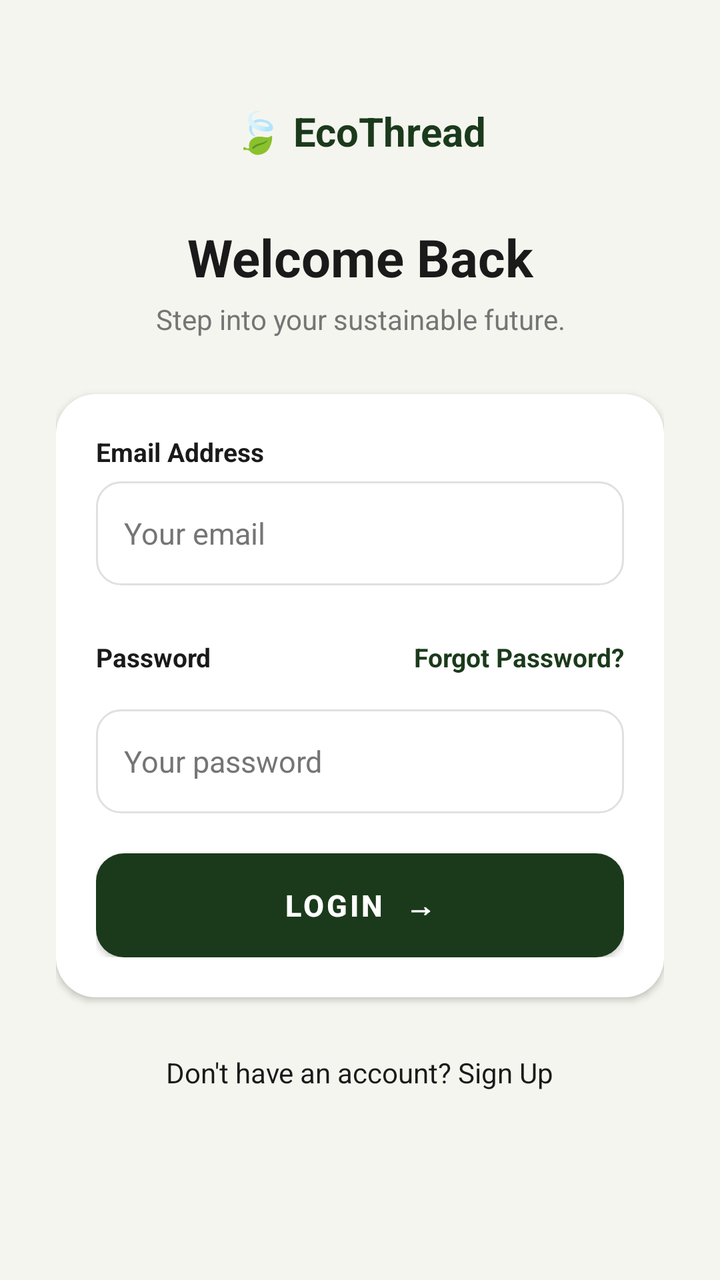
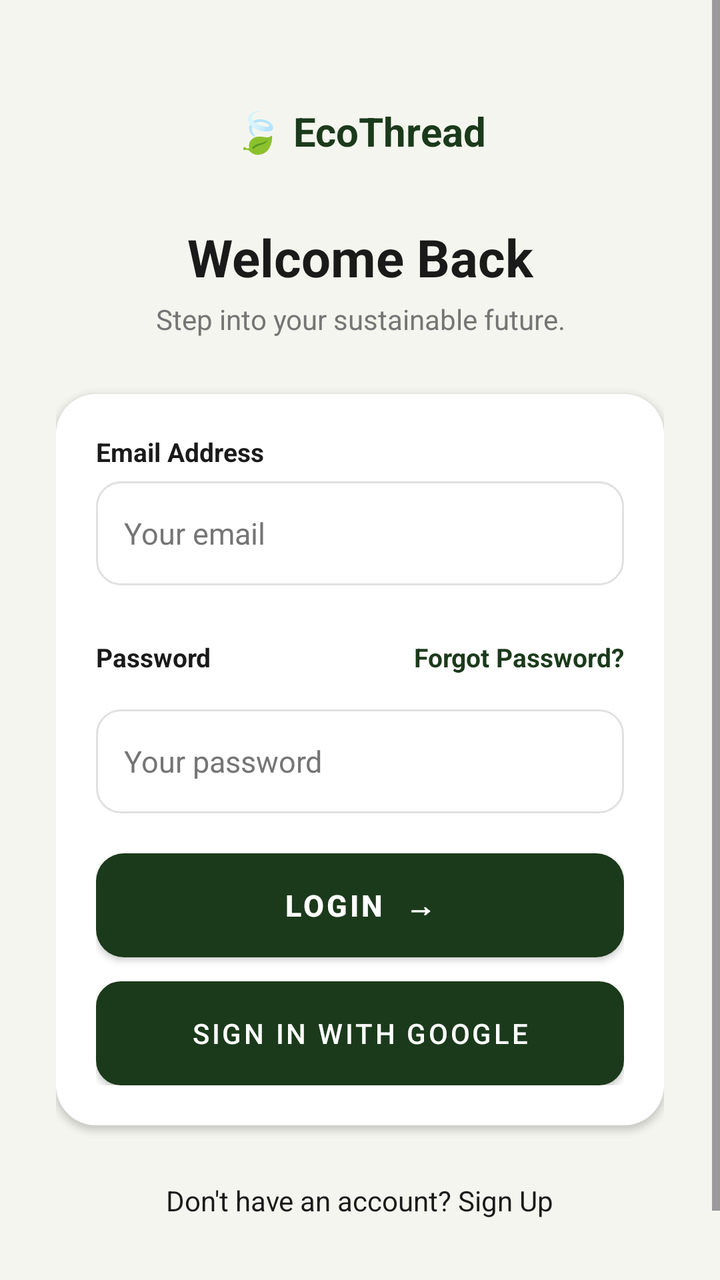

Two renders of the same Android screen: before a commit and after it. Below are the layout's source before the change and the commit's diff.
<!-- AndroidManifest.xml: application theme Theme.ClothingRecycleApp -->
<!-- res/layout/activity_login.xml -->
<?xml version="1.0" encoding="utf-8"?>
<ScrollView xmlns:android="http://schemas.android.com/apk/res/android"
    android:layout_width="match_parent"
    android:layout_height="match_parent"
    android:background="@color/eco_cream_bg"
    android:fillViewport="true">

    <LinearLayout
        android:layout_width="match_parent"
        android:layout_height="wrap_content"
        android:orientation="vertical"
        android:padding="28dp">

        <TextView
            android:layout_width="wrap_content"
            android:layout_height="wrap_content"
            android:layout_gravity="center_horizontal"
            android:layout_marginTop="24dp"
            android:text="🍃 EcoThread"
            android:textSize="20sp"
            android:textStyle="bold"
            android:textColor="@color/eco_dark_green" />

        <TextView
            android:layout_width="match_parent"
            android:layout_height="wrap_content"
            android:layout_marginTop="32dp"
            android:gravity="center_horizontal"
            android:text="Welcome Back"
            android:textSize="26sp"
            android:textStyle="bold"
            android:textColor="@color/eco_text_dark" />

        <TextView
            android:layout_width="match_parent"
            android:layout_height="wrap_content"
            android:layout_marginTop="4dp"
            android:gravity="center_horizontal"
            android:text="Step into your sustainable future."
            android:textSize="14sp"
            android:textColor="@color/eco_text_gray" />

        <LinearLayout
            android:layout_width="match_parent"
            android:layout_height="wrap_content"
            android:orientation="vertical"
            android:background="@drawable/bg_card"
            android:padding="20dp"
            android:layout_marginTop="28dp"
            android:elevation="2dp">

            <TextView
                android:layout_width="wrap_content"
                android:layout_height="wrap_content"
                android:text="Email Address"
                android:textSize="13sp"
                android:textStyle="bold"
                android:textColor="@color/eco_text_dark"
                android:layout_marginBottom="6dp" />

            <EditText
                android:id="@+id/etEmail"
                style="@style/Widget.App.Input"
                android:layout_width="match_parent"
                android:layout_height="wrap_content"
                android:hint="Your email"
                android:inputType="textEmailAddress"
                android:layout_marginBottom="16dp" />

            <RelativeLayout
                android:layout_width="match_parent"
                android:layout_height="wrap_content"
                android:layout_marginBottom="6dp">

                <TextView
                    android:layout_width="wrap_content"
                    android:layout_height="wrap_content"
                    android:layout_centerVertical="true"
                    android:text="Password"
                    android:textSize="13sp"
                    android:textStyle="bold"
                    android:textColor="@color/eco_text_dark" />

                <TextView
                    android:id="@+id/tvForgotPassword"
                    android:layout_width="wrap_content"
                    android:layout_height="wrap_content"
                    android:layout_alignParentEnd="true"
                    android:minHeight="40dp"
                    android:gravity="center_vertical"
                    android:paddingStart="8dp"
                    android:text="Forgot Password?"
                    android:textSize="13sp"
                    android:textStyle="bold"
                    android:textColor="@color/eco_dark_green" />
            </RelativeLayout>

            <EditText
                android:id="@+id/etPassword"
                style="@style/Widget.App.Input"
                android:layout_width="match_parent"
                android:layout_height="wrap_content"
                android:hint="Your password"
                android:inputType="textPassword"
                android:layout_marginBottom="20dp" />

            <Button
                android:id="@+id/btnLogin"
                android:layout_width="match_parent"
                android:layout_height="52dp"
                android:background="@drawable/bg_button_primary"
                android:text="Login  →"
                android:textColor="@color/eco_white"
                android:textSize="15sp"
                android:textStyle="bold"
                android:elevation="0dp" />

        </LinearLayout>

        <TextView
            android:id="@+id/tvGoToRegister"
            android:layout_width="wrap_content"
            android:layout_height="wrap_content"
            android:layout_gravity="center_horizontal"
            android:layout_marginTop="20dp"
            android:padding="8dp"
            android:text="Don't have an account? Sign Up"
            android:textSize="14sp"
            android:textColor="@color/eco_text_dark" />

        <TextView
            android:id="@+id/tvLoginStatus"
            android:layout_width="wrap_content"
            android:layout_height="wrap_content"
            android:layout_gravity="center_horizontal"
            android:layout_marginTop="12dp"
            android:gravity="center_horizontal"
            android:textColor="@color/eco_dark_green"
            android:textStyle="bold" />

    </LinearLayout>
</ScrollView>
<!-- resources referenced by this layout -->
<resources>
  <color name="eco_cream_bg">#F5F5EF</color>
  <color name="eco_dark_green">#1B3A1B</color>
  <color name="eco_text_dark">#1A1A1A</color>
  <color name="eco_text_gray">#757575</color>
  <color name="eco_white">#FFFFFF</color>
  <!-- drawable bg_button_primary (drawable) -->
  <?xml version="1.0" encoding="utf-8"?>
  <shape xmlns:android="http://schemas.android.com/apk/res/android"
      android:shape="rectangle">
      <solid android:color="@color/eco_dark_green" />
      <corners android:radius="14dp" />
  </shape>
  <!-- drawable bg_card (drawable) -->
  <?xml version="1.0" encoding="utf-8"?>
  <shape xmlns:android="http://schemas.android.com/apk/res/android"
      android:shape="rectangle">
      <solid android:color="@color/eco_white" />
      <corners android:radius="20dp" />
  </shape>
  <style name="Widget.App.Input" parent="Widget.AppCompat.EditText">
          <item name="android:background">@drawable/bg_input</item>
          <item name="android:textColor">@color/eco_text_dark</item>
          <item name="android:textColorHint">@color/eco_text_gray</item>
          <item name="android:textSize">15sp</item>
          <item name="android:padding">14dp</item>
          <item name="android:minHeight">52dp</item>
      </style>
  <style name="Theme.ClothingRecycleApp" parent="Base.Theme.ClothingRecycleApp" />
  <!-- drawable bg_input (drawable) -->
  <?xml version="1.0" encoding="utf-8"?>
  <shape xmlns:android="http://schemas.android.com/apk/res/android"
      android:shape="rectangle">
      <solid android:color="@color/eco_white" />
      <corners android:radius="12dp" />
      <stroke android:width="1dp" android:color="@color/eco_border_gray" />
      <padding android:left="16dp" android:top="14dp" android:right="16dp" android:bottom="14dp" />
  </shape>
  <style name="Base.Theme.ClothingRecycleApp" parent="Theme.Material3.DayNight.NoActionBar">
  
          
          <item name="materialButtonStyle">
              @style/Widget.App.Button.Primary
          </item>
  
          
          
  
      </style>
  <color name="eco_border_gray">#E0E0E0</color>
  <style name="Widget.App.Button.Primary" parent="Widget.MaterialComponents.Button">
  
          <item name="backgroundTint">@color/eco_dark_green</item>
          <item name="android:textColor">@color/eco_white</item>
          <item name="cornerRadius">14dp</item>
  
      </style>
</resources>

<!-- the commit's change to res/layout/activity_login.xml (unified diff, before → after) -->
@@ -114,6 +114,16 @@
                 android:textSize="15sp"
                 android:textStyle="bold"
                 android:elevation="0dp" />
+            <Button
+                android:id="@+id/btnGoogleLogin"
+                android:layout_width="match_parent"
+                android:layout_height="52dp"
+                android:layout_marginTop="12dp"
+                android:background="@drawable/bg_input"
+                android:text="Sign in with Google"
+                android:textColor="@color/eco_white"
+                android:textSize="14sp"
+                android:elevation="0dp" />
 
         </LinearLayout>
 
